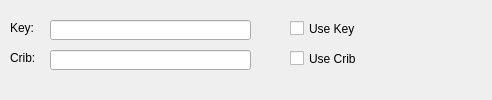
Before: the Qt Designer form Code Breaking/CodeBreakerGUI/Vigenere.ui in jamesh1999/Misc-Programming, drawn with Qt 5.
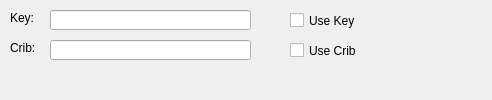
After: the same form once the commit is applied.

What changed in the file:
```diff
--- a/Code Breaking/CodeBreakerGUI/Vigenere.ui
+++ b/Code Breaking/CodeBreakerGUI/Vigenere.ui
@@ -35,9 +35,9 @@
    <property name="geometry">
     <rect>
      <x>290</x>
-     <y>50</y>
+     <y>40</y>
      <width>70</width>
-     <height>17</height>
+     <height>21</height>
     </rect>
    </property>
    <property name="text">
@@ -48,7 +48,7 @@
    <property name="geometry">
     <rect>
      <x>50</x>
-     <y>50</y>
+     <y>40</y>
      <width>201</width>
      <height>20</height>
     </rect>
@@ -58,7 +58,7 @@
    <property name="geometry">
     <rect>
      <x>10</x>
-     <y>20</y>
+     <y>10</y>
      <width>47</width>
      <height>16</height>
     </rect>
@@ -71,7 +71,7 @@
    <property name="geometry">
     <rect>
      <x>10</x>
-     <y>50</y>
+     <y>40</y>
      <width>47</width>
      <height>16</height>
     </rect>
@@ -84,9 +84,9 @@
    <property name="geometry">
     <rect>
      <x>290</x>
-     <y>20</y>
+     <y>10</y>
      <width>70</width>
-     <height>17</height>
+     <height>21</height>
     </rect>
    </property>
    <property name="text">
@@ -97,7 +97,7 @@
    <property name="geometry">
     <rect>
      <x>50</x>
-     <y>20</y>
+     <y>10</y>
      <width>201</width>
      <height>20</height>
     </rect>
```
